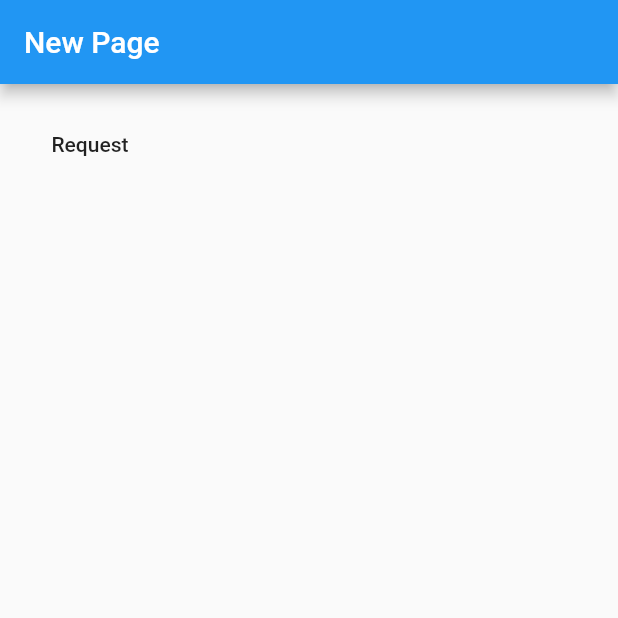
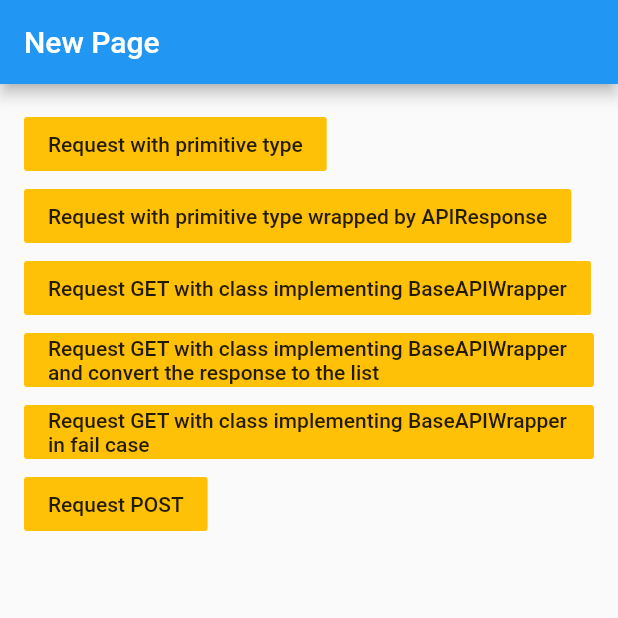
Before and after one commit to maxakak1998/flutter_dio_structure, a Flutter app: the screen it shows after launch, on a phone screen of 412 x 824 dp, the top half of it. Run offline on Flutter 3.47's test engine with Material 2 defaults, Android fonts, the phone set to English and light mode, and no system bars; our stand-ins replace connectivity, dio; generated files the repository leaves out were written again.

Commit message:
- Improve the way to parse data

```diff
--- a/lib/api/api_controller.dart
+++ b/lib/api/api_controller.dart
@@ -23,6 +23,7 @@ class APIController {
       String extraPath,
       Map<String, dynamic> body}) async {
     assert(apiType != null);
+
     final RequestOptions option = APIManager.getOption(apiType);
     option.queryParameters = params;
     if (extraPath != null) option.path += extraPath;
@@ -32,27 +33,20 @@ class APIController {
       response = await tokenDio.request(option.path, options: option);
     else
       response = await dio.request(option.path, options: option);
-    final apiWrapper = createFrom();
-    if (response.statusCode == 200) {
-      ///If you use the object that implementing from BaseAPIWrapper
-      if (apiWrapper is BaseAPIWrapper) {
-        apiWrapper.response = response;
+    T apiWrapper;
+    if (createFrom != null) apiWrapper = createFrom(response);
 
-        ///Ensure that you send right object for the APIWrapper, because we will use this object to call fromJSON() if it implements from the Decoder abstract class
-        ///so if data in APIWrapper you send is either null or object not implementing from Decoder, we just give you whatever the response is
-        if (apiWrapper.data != null && apiWrapper.data is Decoder) {
-          apiWrapper.data = apiWrapper.data.fromJSON(response.data);
-        }
-        return apiWrapper..data = response.data;
+    if (response.statusCode == 200 || response.statusCode == 201) {
+      if (apiWrapper is BaseAPIWrapper) return apiWrapper;
+
+      ///If you want to use another object type such as primitive type, but you need to ensure that the response type will match your expected type
+      if (response.data is T) {
+        return response.data;
       } else {
-        ///If you want to use another object type such as primitive type, but you need to ensure that the response type will match your expected type
-        if (response.data is T) {
-          return response.data;
-        } else
-          throw FormatException(
-              "Can not match the $T type with ${response.data.runtimeType}");
+        throw ErrorResponse(response,
+            "Can not match the $T type with ${response.data.runtimeType}");
       }
     }
-    return response.data;
+    throw ErrorResponse(response, response.statusMessage);
   }
 }
--- a/lib/api/api_manger.dart
+++ b/lib/api/api_manger.dart
@@ -1,16 +1,12 @@
-
-
 import 'package:dio/dio.dart';
 import 'package:flutter/foundation.dart';
+import 'package:mysample/api/api_response.dart';
 
 import 'api_controller.dart';
 
 enum HttpMethod { post, get, put, delete, deleteWithBody, multipleFileUpload }
-enum APIType {
-  test,
-  testPost,
-  placementDetail
-}
+enum APIType { test, testPost, placementDetail, allOwners }
+
 class APIManager {
   APIType type;
   String param;
@@ -21,32 +17,38 @@ class APIManager {
   });
 
   static RequestOptions getOption(APIType apiType) {
-    String method,path,baseUrl;
-    switch(apiType){
+    String method, path, baseUrl;
+    ResponseType responseType = ResponseType.json;
+    switch (apiType) {
       case APIType.test:
-        path="get";
-        baseUrl="http://httpbin.org/";
-        method=describeEnum(HttpMethod.get);
+        path = "get";
+        baseUrl = "http://httpbin.org/";
+        method = describeEnum(HttpMethod.get);
         break;
       case APIType.testPost:
-        path="post";
-        baseUrl="http://httpbin.org/";
-
-        method=describeEnum(HttpMethod.post);
+        path = "post";
+        baseUrl = "http://httpbin.org/";
+        responseType = ResponseType.plain;
+        method = describeEnum(HttpMethod.post);
         break;
       case APIType.placementDetail:
-        path="placement";
+        path = "placement";
+        method = describeEnum(HttpMethod.get);
+        break;
+      case APIType.allOwners:
+        path = "user/summaries/all";
+        method = describeEnum(HttpMethod.get);
         break;
     }
     return new RequestOptions(
-          baseUrl: baseUrl,
-      validateStatus: (code){
-        if(code <=201)
-          return true;
+      baseUrl: baseUrl,
+      validateStatus: (code) {
+        if (code <= 201) return true;
         return false;
       },
-          path: path,
-          method: method,
+      path: path,
+      responseType: responseType,
+      method: method,
     );
   }
 }
--- a/lib/api/api_response.dart
+++ b/lib/api/api_response.dart
@@ -1,20 +1,50 @@
+import 'dart:math';
+
 import 'package:dio/dio.dart';
 
-typedef T GenericObject<T>();
+typedef T GenericObject<T>(_);
 
 abstract class Decoder<T> {
   T fromJSON(Map<String, dynamic> json);
 }
-abstract class BaseAPIWrapper{
+
+abstract class BaseAPIWrapper {
   Response response;
   dynamic data;
 
-  BaseAPIWrapper(this.response,this.data);
+  BaseAPIWrapper({this.response, this.data}) {
+    ///Ensure that you send right object for the APIWrapper, because we will use this object to call fromJSON() if it implements from the  abstract class Decoder
+    ///so if data in APIWrapper you send is either null or object not implementing from Decoder, we just give you whatever the response is
+    if (response != null) {
+      if (data != null && data is Decoder)
+        data = data.fromJSON(response.data);
+      else
+        data = response.data;
+    }
+  }
 }
-class APIResponse<T> extends BaseAPIWrapper{
-  APIResponse({T data, Response response}):super(response,data);
 
+class APIResponse<T> extends BaseAPIWrapper {
+  APIResponse({T data, Response response})
+      : super(response: response, data: data);
+}
 
-}class APIListResponse<T> extends BaseAPIWrapper{
-  APIListResponse({List<T> data, Response response}):super(response,data);
+class APIListResponse<T> extends BaseAPIWrapper {
+  APIListResponse({T createBy, Response response}) : super(response: response) {
+    data = new List<T>();
+    if (response.data is List)
+      response.data.forEach((item) {
+        if (createBy is Decoder)
+          data.add(createBy.fromJSON(item));
+        else
+          data.add(item);
+      });
+  }
 }
+
+class ErrorResponse extends BaseAPIWrapper {
+  ErrorResponse(Response response, error)
+      : super(response: response, data: error) {
+    data = error;
+  }
+}
--- a/lib/api/dio_interceptor.dart
+++ b/lib/api/dio_interceptor.dart
@@ -44,7 +44,6 @@ final requestInterceptor =
 });
 
 final errorInterceptor = InterceptorsWrapper(onError: (DioError error) async {
-
   switch (error.type) {
     case DioErrorType.CONNECT_TIMEOUT:
       // TODO: Handle this case.
@@ -95,7 +94,7 @@ final errorInterceptor = InterceptorsWrapper(onError: (DioError error) async {
       // TODO: Handle this case.
       break;
   }
-  return error;
+  return error.response;
 });
 
 final responseInterceptor = InterceptorsWrapper(onResponse: (response) async {
--- a/lib/main.dart
+++ b/lib/main.dart
@@ -46,6 +46,17 @@ class MyHomePage extends StatefulWidget {
 class _MyHomePageState extends State<MyHomePage> {
   String _text = "";
 
+  _buildButton(String title, Function callback) {
+    title ??= "";
+    return FlatButton(
+      color: Colors.amber,
+      child: Text(title),
+      onPressed: () {
+        if (callback != null) callback();
+      },
+    );
+  }
+
   Widget build(BuildContext context) {
     return Scaffold(
       appBar: AppBar(
@@ -53,20 +64,74 @@ class _MyHomePageState extends State<MyHomePage> {
       ),
       body: Container(
         padding: EdgeInsets.all(16),
-        child: Column(children: [
-          FlatButton(
-            child: const Text("Request"),
-            onPressed: () {
+        child: Column(crossAxisAlignment: CrossAxisAlignment.start, children: [
+          _buildButton("Request with primitive type", () {
+            APIController.request<String>(apiType: APIType.testPost)
+                .then((value) {
+              setState(() {
+                _text = value;
+              });
+            });
+          }),
+          _buildButton("Request with primitive type wrapped by APIResponse",
+              () {
+            APIController.request<APIResponse<String>>(
+                apiType: APIType.testPost,
+                createFrom: (response) => APIResponse(response: response)).then((value) {
+              setState(() {
+                _text = value.data;
+              });
+            });
+          }),
+          _buildButton("Request GET with class implementing BaseAPIWrapper",
+              () {
             APIController.request<APIResponse<PlacementDetail>>(
                     apiType: APIType.placementDetail,
                     extraPath: "/2122",
-                  createFrom: () => APIResponse<PlacementDetail>(data: PlacementDetail())).then((value) {
+                    createFrom: (response) => APIResponse(data: PlacementDetail(),response: response))
+                .then((value) {
+              setState(() {
+                _text = value.response.data.toString();
+              });
+            });
+          }),
+          _buildButton(
+              "Request GET with class implementing BaseAPIWrapper and convert the response to the list",
+              () {
+            APIController.request<APIListResponse<Owner>>(
+                apiType: APIType.allOwners,
+                createFrom: (response) =>
+                    APIListResponse(createBy: Owner(),response: response)).then((value) {
+              setState(() {
+                _text = value.data.toString();
+              });
+            });
+          }),
+          _buildButton(
+              "Request GET with class implementing BaseAPIWrapper in fail case ",
+              () {
+            APIController.request<APIResponse<PlacementDetail>>(
+                    apiType: APIType.placementDetail,
+                    extraPath: "/22122",
+                    createFrom: (response) => APIResponse(data: PlacementDetail()))
+                .then((value) {
               setState(() {
                 _text = value.data.toJson().toString();
               });
+            }).catchError((e) {
+              _text = e.data.toString();
+              setState(() {});
             });
-            },
-          ),
+          }),
+          _buildButton("Request POST", () {
+            APIController.request<String>(
+                apiType: APIType.testPost,
+                body: {"my message": "hello"}).then((value) {
+              setState(() {
+                _text = value;
+              });
+            });
+          }),
           Expanded(
             child: SingleChildScrollView(
               child: Text(_text),
--- a/lib/model/placement_detail.dart
+++ b/lib/model/placement_detail.dart
@@ -20,3 +20,26 @@ class PlacementDetail extends Decoder<PlacementDetail> {
     return PlacementDetail.fromJson(json);
   }
 }
+@JsonSerializable()
+class Owner extends Decoder<Owner>{
+
+  int id;
+  String email, fullName;
+  String photo;
+
+  Owner({
+    this.id,
+    this.email,
+    this.photo,
+    this.fullName
+  });
+
+  factory Owner.fromJson(Map<String, dynamic> json) =>_$OwnerFromJson(json);
+  Map<String, dynamic> toJson() => _$OwnerToJson(this);
+
+  @override
+  Owner fromJSON(Map<String, dynamic> json) {
+    return Owner.fromJson(json);
+  }
+
+}
```
Also changed, not shown: lib/model/placement_detail.g.dart. Lines whose indentation alone changed are shown as unchanged.
